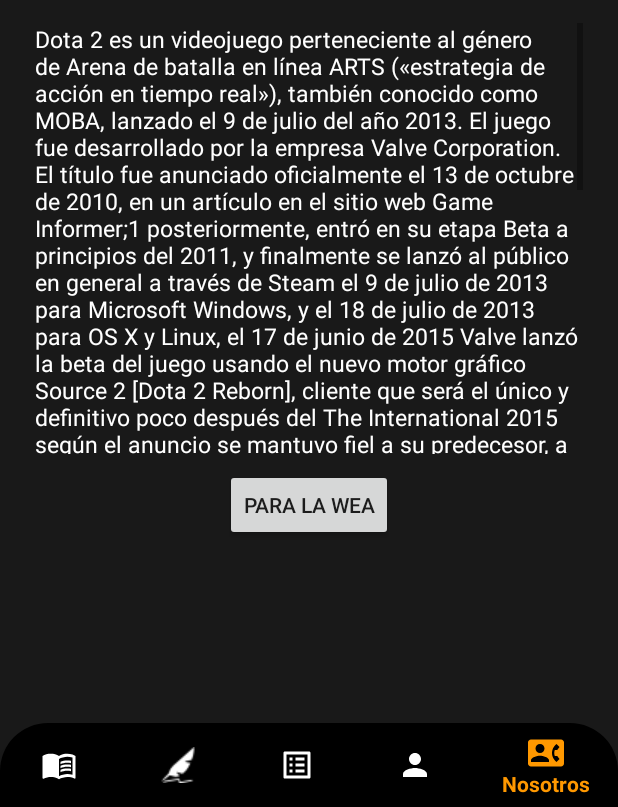
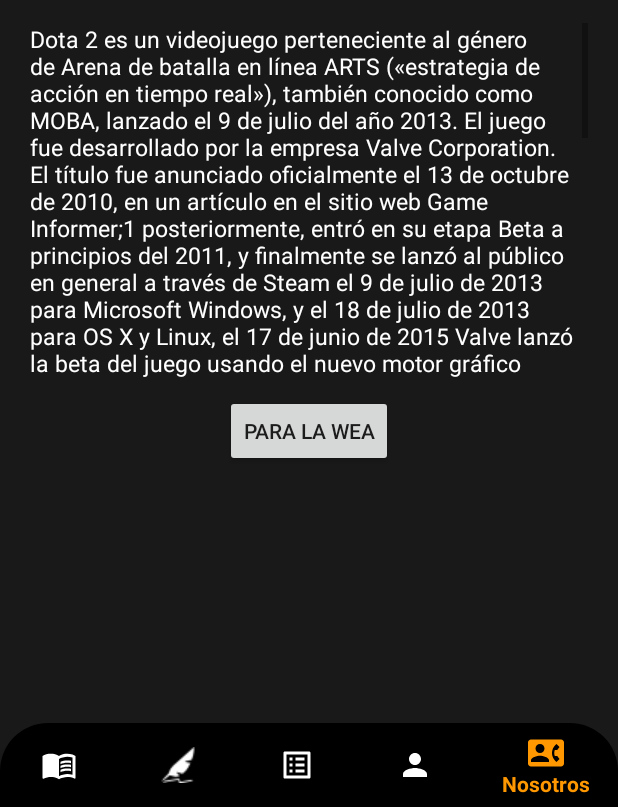
Before and after one commit to Halstan/bookstoreApp, an Android app: the AboutUsFragment screen opened through its navigation route, on a phone screen of 412 x 824 dp, the part 429-1236 px from its top. Run offline under Robolectric (Android 15) with nearby library versions, the phone set to English and light mode, and no system bars; our stand-ins replace navigation-ui.

Commit message:
fix about_us fragment

```diff
--- a/app/src/main/res/layout/fragment_about_us.xml
+++ b/app/src/main/res/layout/fragment_about_us.xml
@@ -41,14 +41,15 @@
             app:layout_constraintStart_toStartOf="parent"
             app:layout_constraintTop_toBottomOf="@+id/imageView2"
             android:layout_marginTop="15dp"/>
+
     <ScrollView
-            android:layout_width="365dp"
-            android:layout_height="287dp"
-            app:layout_constraintEnd_toEndOf="parent"
-            app:layout_constraintStart_toStartOf="parent"
-            app:layout_constraintTop_toBottomOf="@+id/textView16"
-            android:layout_marginTop="15dp"
-            android:id="@+id/scrollView3">
+        android:id="@+id/scrollView3"
+        android:layout_width="372dp"
+        android:layout_height="238dp"
+        android:layout_marginTop="15dp"
+        app:layout_constraintEnd_toEndOf="parent"
+        app:layout_constraintStart_toStartOf="parent"
+        app:layout_constraintTop_toBottomOf="@+id/textView16">
 
         <LinearLayout
             android:layout_width="match_parent"
@@ -56,12 +57,11 @@
             android:orientation="vertical">
 
             <TextView
-                    android:textColor="@color/colorAccent"
-                    android:textSize="15dp"
-                    android:layout_width="wrap_content"
-                    android:layout_height="wrap_content"
-                    android:text="@string/textAboutUs"
-            />
+                android:layout_width="wrap_content"
+                android:layout_height="wrap_content"
+                android:text="@string/textAboutUs"
+                android:textColor="@color/colorAccent"
+                android:textSize="15dp" />
 
         </LinearLayout>
 
```
